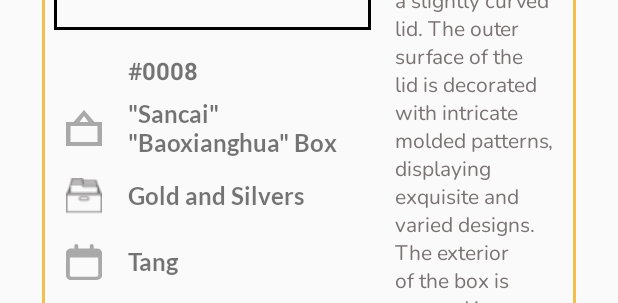
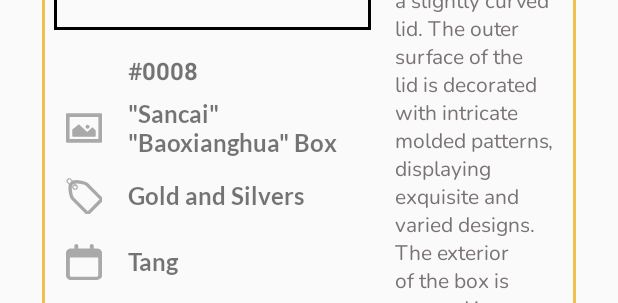
Before and after one commit to PrithviSeran/TAAM-Project, an Android app: the layout pdf_report_data_page.xml on its own in the app's theme, with its tools: preview values and no code run, on a phone screen of 412 x 824 dp. Shown: the part 264-567 px from the top of the screen. Run offline under Robolectric (Android 15) with nearby library versions, the light colour scheme and no system bars; Roboto replaces fonts that are not available here.

Commit message:
Cleaned up code and changed icons for pdf data page

```diff
--- a/app/src/main/res/drawable/pdf_frame_icon.xml
+++ b/app/src/main/res/drawable/pdf_frame_icon.xml
@@ -1,11 +1,9 @@
-<?xml version="1.0" encoding="utf-8"?>
-<vector xmlns:android="http://schemas.android.com/apk/res/android"
-    android:height="24dp"
-    android:tint="#a9a9a9"
-    android:viewportHeight="24"
-    android:viewportWidth="24"
-    android:width="24sp">
-    <path android:fillColor="#a9a9a9" android:pathData="
-M 12 4 L 9 8 L 5 8 L 12 0 L 19 8 L 15 8 Z M 5 8 L 0 8 M 19 8 L 24 8 L 24 24 L 0 24 L 0 8 M 3 10.6667 L 3 21.3333 L 21 21.3333 L 21 10.6667 Z"
-        />
+<vector xmlns:android="http://schemas.android.com/apk/res/android" android:height="24dp" android:viewportHeight="380" android:viewportWidth="380" android:width="24dp">
+
+    <path android:fillColor="#a9a9a9" android:pathData="M370,35.03H10c-5.52,0 -10,4.48 -10,10v289.95c0,5.52 4.48,10 10,10h360c5.52,0 10,-4.48 10,-10V45.03C380,39.5 375.52,35.03 370,35.03zM342.29,307.26H37.72V72.74h304.57V307.26z"/>
+
+    <path android:fillColor="#a9a9a9" android:pathData="M75.56,283.3h228.89c5.12,0 9.27,-4.15 9.27,-9.27v-53.15c0,-2.42 -0.94,-4.74 -2.64,-6.48l-25.47,-26.11c-3.47,-3.56 -9.13,-3.74 -12.83,-0.43l-48.03,43.11l-82.93,-75.26c-3.35,-3.04 -8.4,-3.22 -11.95,-0.43c-11.68,9.16 -37.86,29.71 -60.03,47.09c-2.24,1.76 -3.55,4.45 -3.55,7.3v64.36C66.28,279.15 70.43,283.3 75.56,283.3z"/>
+
+    <path android:fillColor="#a9a9a9" android:pathData="M227.6,197.82c11.48,0 20.83,-9.34 20.83,-20.83c0,-11.48 -9.34,-20.83 -20.83,-20.83c-11.48,0 -20.82,9.34 -20.82,20.83C206.78,188.48 216.12,197.82 227.6,197.82z"/>
+
 </vector>
--- /dev/null
+++ b/app/src/main/res/drawable/pdf_tag_icon.xml
@@ -0,0 +1,9 @@
+<vector xmlns:android="http://schemas.android.com/apk/res/android" android:height="24dp" android:viewportHeight="64" android:viewportWidth="64" android:width="24dp">
+
+    <path android:fillColor="#00000000" android:fillType="evenOdd" android:pathData="M40.1,61.9C39.3,62.7 38.1,62.7 37.3,61.9L12,36.6C9.2,33.8 4.3,14.9 9.9,9.3C15.5,3.7 34.4,8.6 37.1,11.4L62.4,36.7C63.2,37.5 63.2,38.7 62.4,39.5L40.1,61.9L40.1,61.9Z" android:strokeColor="#a9a9a9" android:strokeWidth="6"/>
+
+    <path android:fillColor="#00000000" android:fillType="evenOdd" android:pathData="M16,16m-4,0a4,4 0,1 1,8 0a4,4 0,1 1,-8 0" android:strokeColor="#a9a9a9" android:strokeWidth="2"/>
+
+    <path android:fillColor="#00000000" android:fillType="evenOdd" android:pathData="M6.4,11.4C6,11 5.5,10.5 5,10.1C-1.9,3.3 3.6,3.1 3.6,3.1C3.6,3.1 3.7,-2.4 10.6,4.5C17.2,11.1 17,13.4 15.5,15" android:strokeColor="#a9a9a9" android:strokeWidth="2"/>
+
+</vector>
--- a/app/src/main/res/layout/pdf_report_data_page.xml
+++ b/app/src/main/res/layout/pdf_report_data_page.xml
@@ -114,7 +114,7 @@
             app:layout_constraintBottom_toBottomOf="@+id/itemCategory"
             app:layout_constraintStart_toStartOf="parent"
             app:layout_constraintTop_toTopOf="@+id/itemCategory"
-            app:srcCompat="@drawable/pdf_category_icon" />
+            app:srcCompat="@drawable/pdf_tag_icon" />
 
         <ImageView
             android:id="@+id/imageView5"
```
Also changed, not shown: app/src/main/java/com/example/b07demosummer2024/report/Report.java (+7 -9 lines), app/src/main/java/com/example/b07demosummer2024/report/ReportDataPage.java (+22 -16 lines), app/src/main/java/com/example/b07demosummer2024/report/ReportFragment.java (+4 -17 lines), app/src/main/res/drawable/pdf_category_icon.png (deleted).
